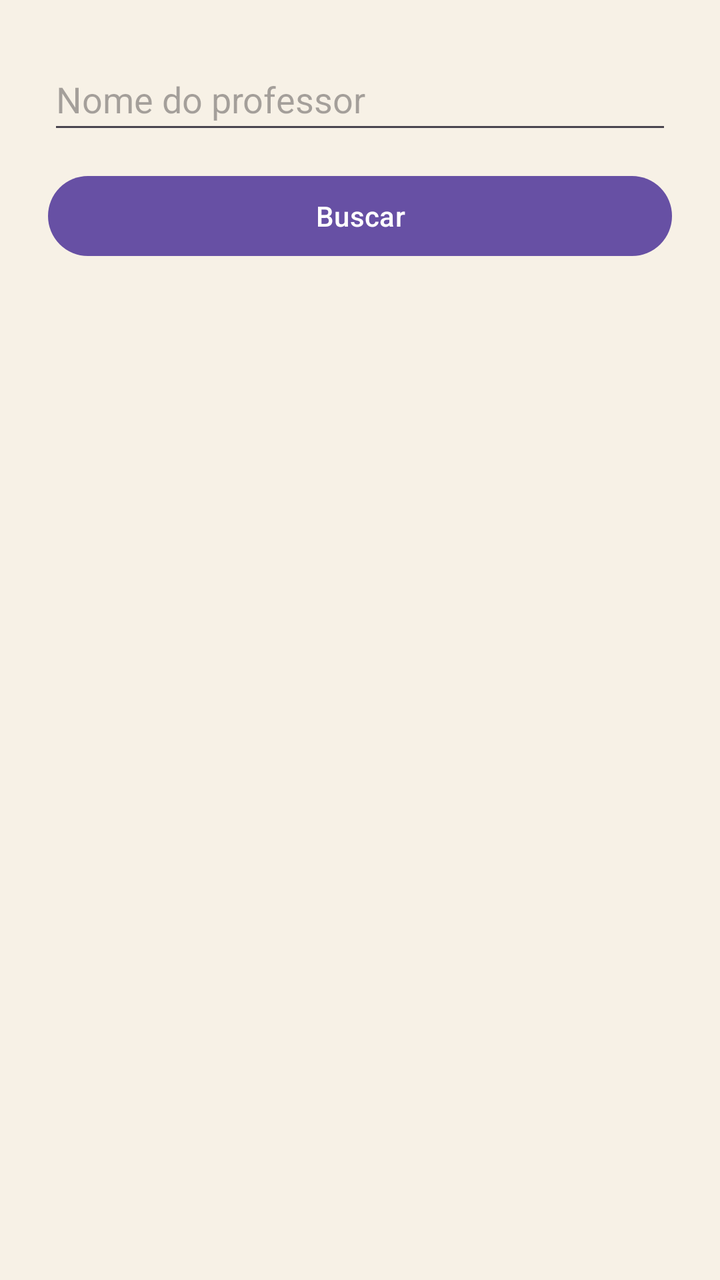
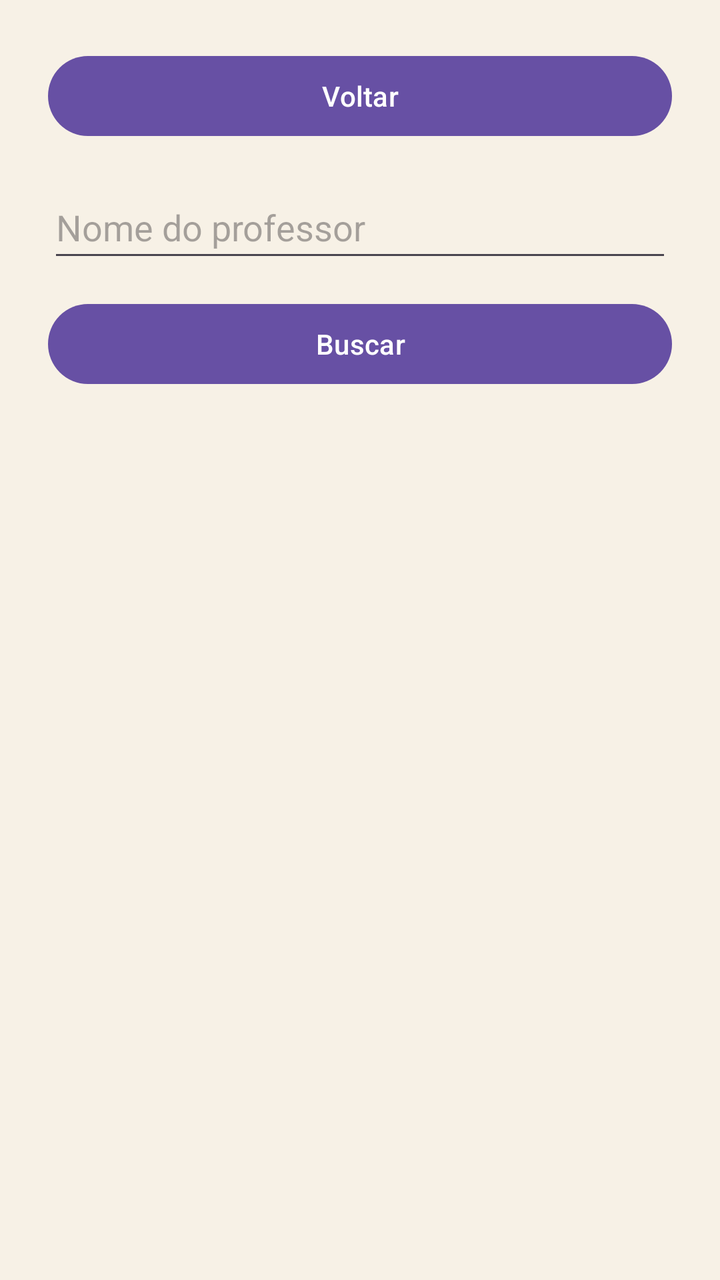

Two renders of the same Android screen: before a commit and after it. Below are the layout's source before the change and the commit's diff.
<!-- AndroidManifest.xml: application theme Theme.Trabalho1APIHarryPotter -->
<!-- res/layout/activity_professor.xml -->
<?xml version="1.0" encoding="utf-8"?>
<ScrollView xmlns:android="http://schemas.android.com/apk/res/android"
    android:layout_width="match_parent"
    android:layout_height="match_parent"
    android:background="@color/fundo_claro">

    <LinearLayout
        android:layout_width="match_parent"
        android:layout_height="wrap_content"
        android:orientation="vertical"
        android:padding="24dp">

        <EditText
            android:id="@+id/campoNomeProfessor"
            android:layout_width="match_parent"
            android:layout_height="wrap_content"
            android:hint="@string/rotulo_nome_professor"
            android:inputType="textPersonName"
            android:minHeight="48dp" />

        <Button
            android:id="@+id/botaoBuscarProfessor"
            android:layout_width="match_parent"
            android:layout_height="wrap_content"
            android:layout_marginTop="12dp"
            android:text="@string/acao_buscar" />

        <ProgressBar
            android:id="@+id/progressoProfessor"
            android:layout_width="wrap_content"
            android:layout_height="wrap_content"
            android:layout_gravity="center_horizontal"
            android:layout_marginTop="16dp"
            android:visibility="gone" />

        <TextView
            android:id="@+id/textoNomeProfessor"
            android:layout_width="match_parent"
            android:layout_height="wrap_content"
            android:layout_marginTop="20dp"
            android:textColor="@color/texto_principal"
            android:textSize="18sp" />

        <TextView
            android:id="@+id/textoNomesAlternativosProfessor"
            android:layout_width="match_parent"
            android:layout_height="wrap_content"
            android:layout_marginTop="8dp"
            android:textColor="@color/texto_principal"
            android:textSize="18sp" />

        <TextView
            android:id="@+id/textoEspecieProfessor"
            android:layout_width="match_parent"
            android:layout_height="wrap_content"
            android:layout_marginTop="8dp"
            android:textColor="@color/texto_principal"
            android:textSize="18sp" />

        <TextView
            android:id="@+id/textoCasaProfessor"
            android:layout_width="match_parent"
            android:layout_height="wrap_content"
            android:layout_marginTop="8dp"
            android:textColor="@color/texto_principal"
            android:textSize="18sp" />

    </LinearLayout>
</ScrollView>
<!-- resources referenced by this layout -->
<resources>
  <color name="fundo_claro">#F7F1E6</color>
  <color name="texto_principal">#221A14</color>
  <string name="acao_buscar">Buscar</string>
  <string name="rotulo_nome_professor">Nome do professor</string>
  <style name="Theme.Trabalho1APIHarryPotter" parent="Base.Theme.Trabalho1APIHarryPotter" />
  <style name="Base.Theme.Trabalho1APIHarryPotter" parent="Theme.Material3.DayNight.NoActionBar">
          
          
      </style>
</resources>

<!-- the commit's change to res/layout/activity_professor.xml (unified diff, before → after) -->
@@ -9,6 +9,13 @@
         android:layout_height="wrap_content"
         android:orientation="vertical"
         android:padding="24dp">
+
+        <Button
+            android:id="@+id/botaoVoltar"
+            android:layout_width="match_parent"
+            android:layout_height="wrap_content"
+            android:layout_marginBottom="16dp"
+            android:text="@string/acao_voltar" />
 
         <EditText
             android:id="@+id/campoNomeProfessor"
<!-- resource entries referenced after the edit -->
@@ -3,6 +3,7 @@
   <color name="fundo_claro">#F7F1E6</color>
   <color name="texto_principal">#221A14</color>
   <string name="acao_buscar">Buscar</string>
+  <string name="acao_voltar">Voltar</string>
   <string name="rotulo_nome_professor">Nome do professor</string>
   <style name="Theme.Trabalho1APIHarryPotter" parent="Base.Theme.Trabalho1APIHarryPotter" />
   <style name="Base.Theme.Trabalho1APIHarryPotter" parent="Theme.Material3.DayNight.NoActionBar">
